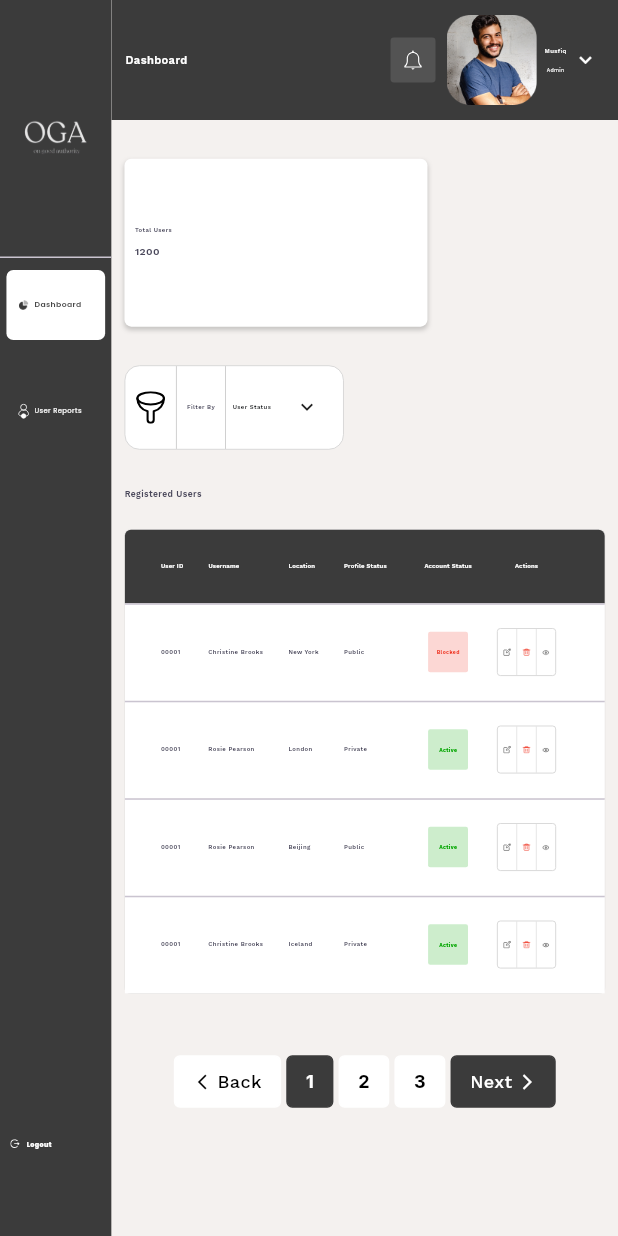
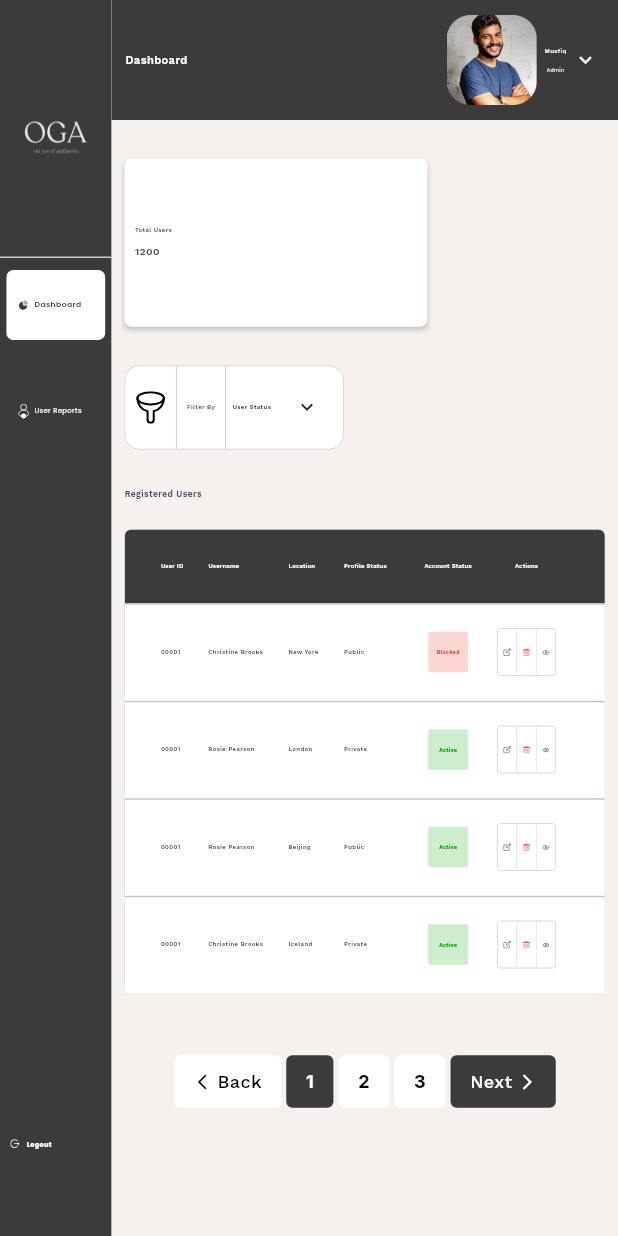
Before and after one commit to Devconstofficial/oga_admin, a Flutter app: the DashboardScreen screen opened by its route, on a phone screen of 412 x 824 dp. Run offline on Flutter 3.47's test engine with Material 3 defaults, Android fonts, the light colour scheme and no system bars; our stand-ins replace fl_chart, flutter_screenutil, flutter_svg, get, google_fonts, image_picker and 1 more; project files that could hold a hidden picture were left out.

Commit message:
final push

```diff
--- a/lib/view/screens/dashoboard_screen/dashboard_screen.dart
+++ b/lib/view/screens/dashoboard_screen/dashboard_screen.dart
@@ -71,8 +71,8 @@ class DashboardScreen extends GetView<DashboardController> {
                   return DropdownButton<String>(
                     borderRadius: AppStyles.customBorder8,
                     isExpanded: true,
-                    dropdownColor: kWhiteColor,
-                    focusColor: kWhiteColor,
+                    dropdownColor: kBackColor,
+                    focusColor: kBackColor,
                     value: controller.selectedUserStatus.value.isNotEmpty
                         ? controller.selectedUserStatus.value
                         : null,
@@ -183,16 +183,6 @@ class DashboardScreen extends GetView<DashboardController> {
                                         fontWeight: FontWeight.w600),
                                   ),
                                   const Spacer(),
-                                  Container(
-                                    height: 30,
-                                    width: 30,
-                                    decoration: BoxDecoration(
-                                      borderRadius: AppStyles.customBorder8,
-                                      color: kWhiteColor.withOpacity(0.12)
-                                    ),
-                                    child: Center(child: SvgPicture.asset(kNotiIcon,height: 14,width: 14,)),
-                                  ),
-                                  SizedBox(width: 26.w,),
                                   SizedBox(
                                     height: 60,
                                     width: 60,
--- a/lib/view/screens/user_reports/user_reports_screen.dart
+++ b/lib/view/screens/user_reports/user_reports_screen.dart
@@ -70,8 +70,8 @@ class UserReportsScreen extends GetView<UserReportsController> {
                   return DropdownButton<String>(
                     borderRadius: AppStyles.customBorder8,
                     isExpanded: true,
-                    dropdownColor: kWhiteColor,
-                    focusColor: kWhiteColor,
+                    dropdownColor: kBackColor,
+                    focusColor: kBackColor,
                     value: controller.selectedReportStatus.value.isNotEmpty
                         ? controller.selectedReportStatus.value
                         : null,
```
